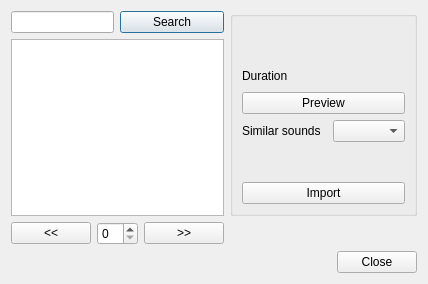
This is src/widgets/freesound_ui.ui in KDE/kdenlive as Qt 5 draws it before an edit. The edited form follows.
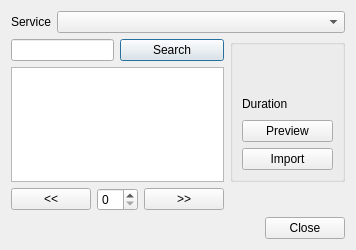
This is the edited form. Custom widgets are drawn as their Qt base class.

Commit message: Now one can also search and import image clips from openclipart.org

```diff
--- a/src/widgets/freesound_ui.ui
+++ b/src/widgets/freesound_ui.ui
@@ -6,25 +6,53 @@
    <rect>
     <x>0</x>
     <y>0</y>
-    <width>334</width>
-    <height>284</height>
+    <width>250</width>
+    <height>227</height>
    </rect>
   </property>
   <property name="windowTitle">
    <string>Dialog</string>
   </property>
   <layout class="QGridLayout" name="gridLayout_2">
-   <item row="0" column="0" colspan="2">
-    <widget class="KLineEdit" name="search_text"/>
+   <item row="0" column="0" colspan="5">
+    <layout class="QHBoxLayout" name="horizontalLayout">
+     <item>
+      <widget class="QLabel" name="label_3">
+       <property name="text">
+        <string>Service</string>
+       </property>
+      </widget>
+     </item>
+     <item>
+      <widget class="QComboBox" name="service_list">
+       <property name="sizePolicy">
+        <sizepolicy hsizetype="MinimumExpanding" vsizetype="Fixed">
+         <horstretch>0</horstretch>
+         <verstretch>0</verstretch>
+        </sizepolicy>
+       </property>
+      </widget>
+     </item>
+    </layout>
    </item>
-   <item row="0" column="2" colspan="2">
+   <item row="1" column="0" colspan="2">
+    <widget class="KLineEdit" name="search_text">
+     <property name="clickMessage">
+      <string/>
+     </property>
+     <property name="showClearButton" stdset="0">
+      <bool>true</bool>
+     </property>
+    </widget>
+   </item>
+   <item row="1" column="2" colspan="2">
     <widget class="QPushButton" name="button_search">
      <property name="text">
       <string>Search</string>
      </property>
     </widget>
    </item>
-   <item row="0" column="4" rowspan="2">
+   <item row="1" column="4" rowspan="2">
     <widget class="QGroupBox" name="sound_box">
      <property name="title">
       <string/>
@@ -35,8 +63,8 @@
         <property name="text">
          <string/>
         </property>
-        <property name="scaledContents">
-         <bool>true</bool>
+        <property name="alignment">
+         <set>Qt::AlignCenter</set>
         </property>
        </widget>
       </item>
@@ -47,17 +75,7 @@
         </property>
        </widget>
       </item>
-      <item row="7" column="0" colspan="2">
-       <widget class="QLabel" name="label">
-        <property name="text">
-         <string>Similar sounds</string>
-        </property>
-       </widget>
-      </item>
-      <item row="7" column="3">
-       <widget class="QComboBox" name="similar_list"/>
-      </item>
-      <item row="8" column="1">
+      <item row="7" column="1">
        <spacer name="verticalSpacer">
         <property name="orientation">
          <enum>Qt::Vertical</enum>
@@ -70,7 +88,7 @@
         </property>
        </spacer>
       </item>
-      <item row="9" column="0" colspan="4">
+      <item row="8" column="0" colspan="4">
        <widget class="QPushButton" name="button_import">
         <property name="text">
          <string>Import</string>
@@ -127,14 +145,14 @@
      </layout>
     </widget>
    </item>
-   <item row="1" column="0" colspan="4">
+   <item row="2" column="0" colspan="4">
     <widget class="QListWidget" name="search_results">
      <property name="alternatingRowColors">
       <bool>true</bool>
      </property>
     </widget>
    </item>
-   <item row="2" column="0">
+   <item row="3" column="0">
     <widget class="QPushButton" name="page_prev">
      <property name="sizePolicy">
       <sizepolicy hsizetype="Maximum" vsizetype="Fixed">
@@ -147,7 +165,7 @@
      </property>
     </widget>
    </item>
-   <item row="2" column="1" colspan="2">
+   <item row="3" column="1" colspan="2">
     <widget class="QSpinBox" name="page_number">
      <property name="sizePolicy">
       <sizepolicy hsizetype="MinimumExpanding" vsizetype="Fixed">
@@ -157,7 +175,7 @@
      </property>
     </widget>
    </item>
-   <item row="2" column="3">
+   <item row="3" column="3">
     <widget class="QPushButton" name="page_next">
      <property name="sizePolicy">
       <sizepolicy hsizetype="Maximum" vsizetype="Fixed">
@@ -170,14 +188,14 @@
      </property>
     </widget>
    </item>
-   <item row="3" column="0" colspan="4">
+   <item row="4" column="0" colspan="4">
     <widget class="QLabel" name="search_info">
      <property name="text">
       <string/>
      </property>
     </widget>
    </item>
-   <item row="3" column="4">
+   <item row="4" column="4">
     <widget class="QDialogButtonBox" name="ButtonBox">
      <property name="orientation">
       <enum>Qt::Horizontal</enum>
```
Left out of the diff: 2 changed lines with no effect on the pictures. The commit also changes 5 other files.
